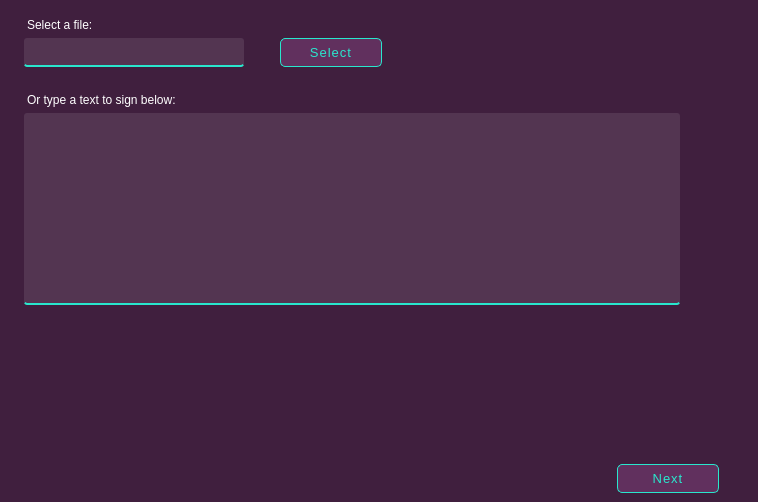
The window that mainwindow.ui (skeptlk/elgamal-md5) describes before a commit, drawn with Qt 5.
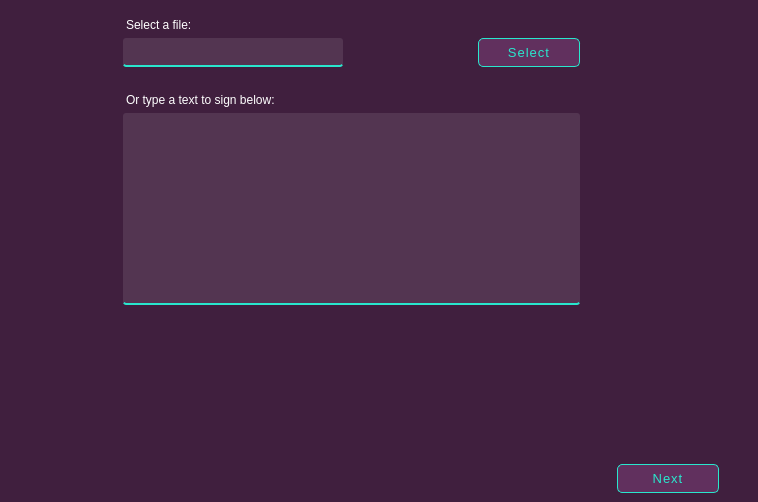
The same window after the commit. The open tabs and pages were chosen to show the change. Icons and pictures are not drawn. Custom widgets are drawn as their Qt base class.

Commit message: Select file logic

The edit to the form file:
```diff
--- a/mainwindow.ui
+++ b/mainwindow.ui
@@ -201,7 +201,7 @@
           </property>
          </widget>
         </item>
-        <item row="2" column="1" alignment="Qt::AlignLeft">
+        <item row="2" column="1">
          <widget class="QPushButton" name="btnSelectFile">
           <property name="enabled">
            <bool>true</bool>
```
Left out of the diff: 274 changed lines with no effect on the pictures. The commit also changes 1 other file.
